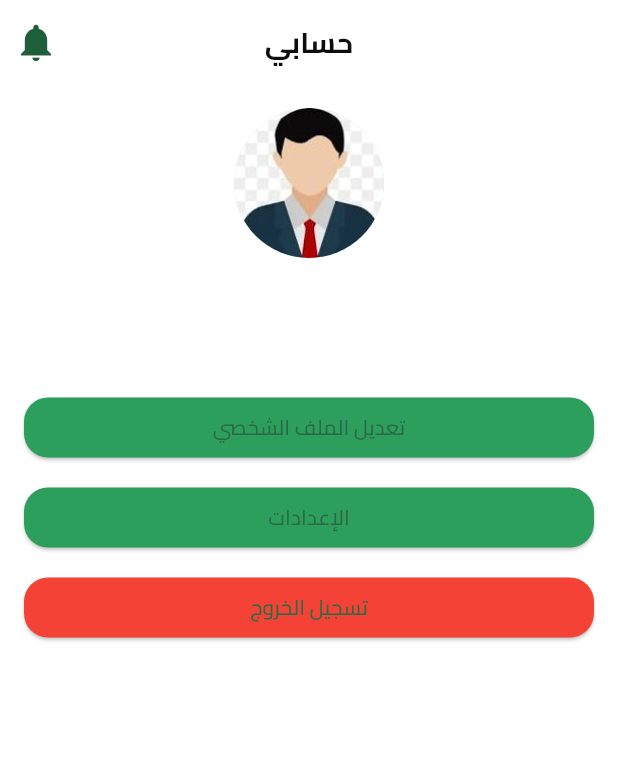
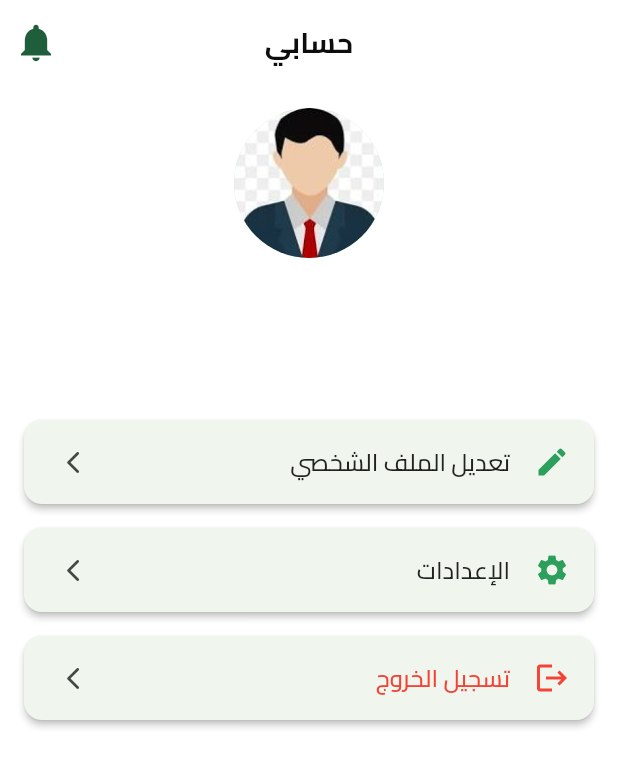
Before and after one commit to ahmed0128382/FruitHub_E_Commerce, a Flutter app: the ProfileView screen opened directly with empty values, on a phone screen of 412 x 824 dp. Shown: the top 767 px of the screen. Run offline on Flutter 3.47's test engine with Material 3 defaults, Android fonts, the phone set to English and light mode, and no system bars; our stand-ins replace bloc, cloud_firestore, dartz, dots_indicator, equatable, firebase_auth and 10 more; missing offline and left inert: flutter_facebook_auth, flutter_paypal_payment; accounts and stored records are empty.

Commit message:
edit profile view body

```diff
--- a/lib/features/checkout/presentation/views/widgets/add_order_cubit_bloc_consumer.dart
+++ b/lib/features/checkout/presentation/views/widgets/add_order_cubit_bloc_consumer.dart
@@ -3,6 +3,7 @@ import 'package:flutter_bloc/flutter_bloc.dart';
 import 'package:fruit_hub/core/helper/build_error_bar.dart';
 import 'package:fruit_hub/core/widgets/custom_progress_hud.dart';
 import 'package:fruit_hub/features/checkout/presentation/manager/add_order_cubit/add_order_cubit.dart';
+import 'package:fruit_hub/features/main/presentation/manager/CartCubit/cart_cubit.dart';
 
 class AddOrderCubitBlocConsumer extends StatelessWidget {
   const AddOrderCubitBlocConsumer({super.key, required this.child});
@@ -13,6 +14,7 @@ class AddOrderCubitBlocConsumer extends StatelessWidget {
       listener: (context, state) {
         if (state is AddOrderSuccess) {
           buildErrorBar(context, 'تم اضافة الطلب بنجاح');
+          context.read<CartCubit>().deleteAllCartItems();
           Navigator.pop(context);
           Navigator.pop(context);
         }
--- a/lib/features/main/presentation/manager/CartCubit/cart_cubit.dart
+++ b/lib/features/main/presentation/manager/CartCubit/cart_cubit.dart
@@ -25,4 +25,9 @@ class CartCubit extends Cubit<CartState> {
     cartsEntity.removeCartItem(cartItem);
     emit(CartItemRemoved());
   }
+
+  void deleteAllCartItems() {
+    cartsEntity.carts.clear();
+    emit(AllCartItemsRemoved());
+  }
 }
--- a/lib/features/main/presentation/manager/CartCubit/cart_state.dart
+++ b/lib/features/main/presentation/manager/CartCubit/cart_state.dart
@@ -8,3 +8,5 @@ final class CartInitial extends CartState {}
 final class CartProductAdded extends CartState {}
 
 final class CartItemRemoved extends CartState {}
+
+final class AllCartItemsRemoved extends CartState {}
--- a/lib/features/main/presentation/views/widgets/profile_view_body.dart
+++ b/lib/features/main/presentation/views/widgets/profile_view_body.dart
@@ -15,25 +15,96 @@ class ProfileViewBody extends StatelessWidget {
 
   @override
   Widget build(BuildContext context) {
-    final List<_ActionButtonData> actions = [
-      _ActionButtonData(
+    return SafeArea(
+      child: Padding(
+        padding: const EdgeInsets.all(16),
+        child: Column(
+          crossAxisAlignment: CrossAxisAlignment.center,
+          children: [
+            // Avatar + Name + Email
+            CircleAvatar(
+              radius: 50,
+              backgroundImage:
+                  const AssetImage('assets/images/user_avatar.jpg'),
+            ),
+            const SizedBox(height: 16),
+            Text(
+              user.name,
+              style: AppStyles.bold16.copyWith(fontSize: 20),
+            ),
+            const SizedBox(height: 4),
+            Text(
+              user.email,
+              style: AppStyles.regular13.copyWith(color: Colors.grey[600]),
+            ),
+            const SizedBox(height: 32),
+
+            // Action List
+            Expanded(
+              child: ListView(
+                children: [
+                  _buildProfileTile(
+                    context,
+                    icon: Icons.edit,
                     text: 'تعديل الملف الشخصي',
-        color: AppColors.lightprimaryColor,
-        onPressed: () {
-          // Navigator.push(...);
+                    onTap: () {
+                      // Navigate to edit
                     },
                   ),
-      _ActionButtonData(
+                  _buildProfileTile(
+                    context,
+                    icon: Icons.settings,
                     text: 'الإعدادات',
-        color: AppColors.lightprimaryColor,
-        onPressed: () {
-          // Navigator.push(...);
+                    onTap: () {
+                      // Navigate to settings
                     },
                   ),
-      _ActionButtonData(
+                  _buildProfileTile(
+                    context,
+                    icon: Icons.logout,
                     text: 'تسجيل الخروج',
-        color: Colors.red,
-        onPressed: () async {
+                    iconColor: Colors.red,
+                    textColor: Colors.red,
+                    onTap: () => _showLogoutDialog(context),
+                  ),
+                ],
+              ),
+            ),
+          ],
+        ),
+      ),
+    );
+  }
+
+  Widget _buildProfileTile(
+    BuildContext context, {
+    required IconData icon,
+    required String text,
+    required VoidCallback onTap,
+    Color? iconColor,
+    Color? textColor,
+  }) {
+    return Card(
+      margin: const EdgeInsets.symmetric(vertical: 8),
+      shape: RoundedRectangleBorder(borderRadius: BorderRadius.circular(12)),
+      elevation: 2,
+      child: ListTile(
+        onTap: onTap,
+        leading: Icon(icon, color: iconColor ?? AppColors.lightprimaryColor),
+        title: Text(
+          text,
+          style: TextStyle(
+            fontSize: 16,
+            color: textColor ?? Colors.black87,
+            fontWeight: FontWeight.w500,
+          ),
+        ),
+        trailing: const Icon(Icons.arrow_forward_ios_rounded, size: 18),
+      ),
+    );
+  }
+
+  Future<void> _showLogoutDialog(BuildContext context) async {
     final shouldLogout = await showDialog<bool>(
       context: context,
       builder: (_) => AlertDialog(
@@ -61,76 +132,5 @@ class ProfileViewBody extends StatelessWidget {
         buildErrorBar(context, 'لقد حدث خطأ في تسجيل الخروج');
       }
     }
-        },
-      ),
-    ];
-
-    return SafeArea(
-      child: Padding(
-        padding: const EdgeInsets.all(16),
-        child: SingleChildScrollView(
-          child: Column(
-            children: [
-              CircleAvatar(
-                radius: 50,
-                backgroundImage:
-                    const AssetImage('assets/images/user_avatar.jpg'),
-              ),
-              const SizedBox(height: 16),
-              Text(
-                user.name,
-                style: AppStyles.bold16.copyWith(fontSize: 18),
-              ),
-              const SizedBox(height: 4),
-              Text(
-                user.email,
-                style: AppStyles.regular13.copyWith(color: Colors.grey[600]),
-              ),
-              const SizedBox(height: 24),
-              ListView.separated(
-                shrinkWrap: true,
-                physics: const NeverScrollableScrollPhysics(),
-                itemCount: actions.length,
-                separatorBuilder: (_, __) => const SizedBox(height: 12),
-                itemBuilder: (context, index) => _buildActionButton(
-                  context,
-                  text: actions[index].text,
-                  color: actions[index].color,
-                  onPressed: actions[index].onPressed,
-                ),
-              ),
-            ],
-          ),
-        ),
-      ),
-    );
-  }
-
-  Widget _buildActionButton(BuildContext context,
-      {required String text,
-      required Color color,
-      required VoidCallback onPressed}) {
-    return ElevatedButton(
-      style: ElevatedButton.styleFrom(
-        backgroundColor: color,
-        shape: RoundedRectangleBorder(
-          borderRadius: BorderRadius.circular(16),
-        ),
-      ),
-      onPressed: onPressed,
-      child: Text(text),
-    );
   }
 }
-
-class _ActionButtonData {
-  final String text;
-  final Color color;
-  final VoidCallback onPressed;
-
-  _ActionButtonData({
-    required this.text,
-    required this.color,
-    required this.onPressed,
-  });
-}
```
Lines whose indentation alone changed are shown as unchanged.
